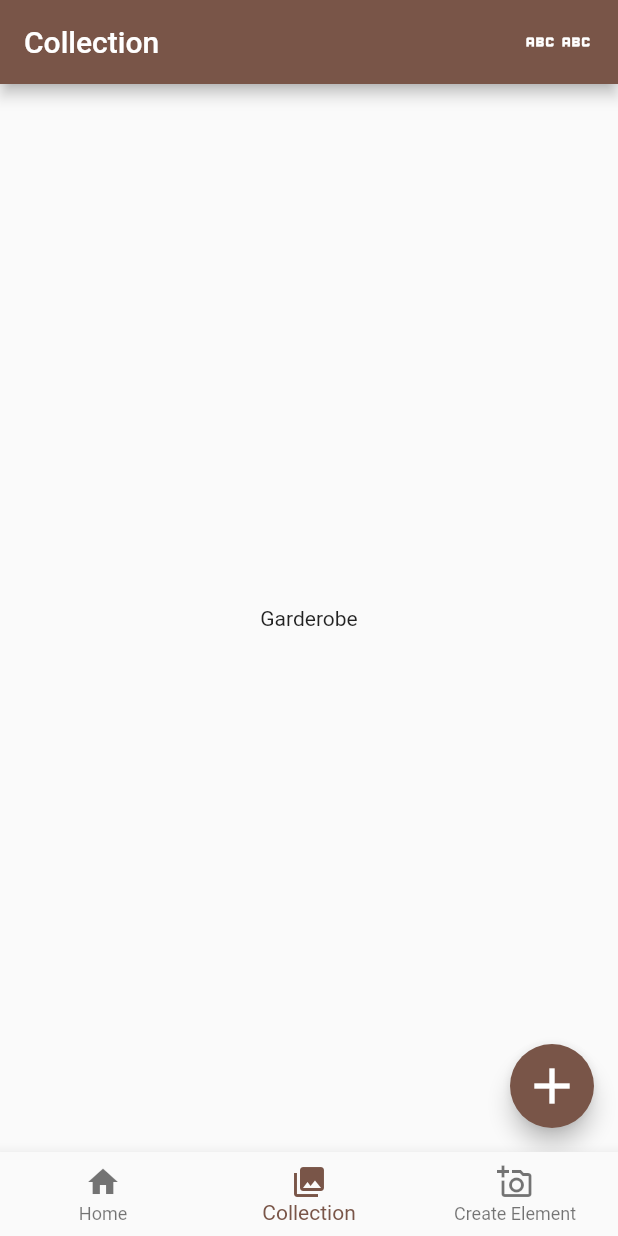
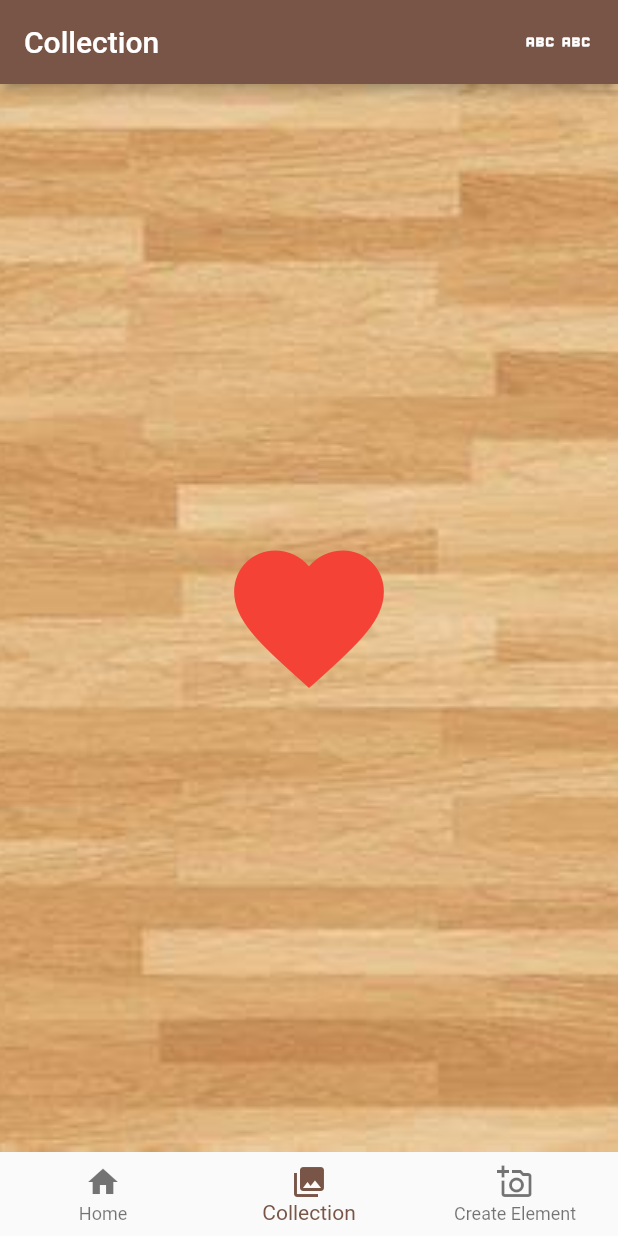
Before and after one commit to KacperCodeCore/flutter_garderobe, a Flutter app: the screen it shows after launch, item 2 of the bottom bar chosen, on a phone screen of 412 x 824 dp. Run offline on Flutter 3.47's test engine with Material 2 defaults, Android fonts, the phone set to English and light mode, and no system bars; our stand-ins replace hive, hive_flutter, image_cropper, image_picker; accounts and stored records are empty.

Commit message:
collection

```diff
--- a/flutter_application/lib/pages/collection/collection_page.dart
+++ b/flutter_application/lib/pages/collection/collection_page.dart
@@ -18,13 +18,23 @@ class CollectionPage extends StatelessWidget {
           ],
         ),
       ),
-      body: Center(child: Text('Garderobe')),
-      floatingActionButton: FloatingActionButton(
-        onPressed: () {},
-        child: Icon(
-          Icons.add,
-          size: 40,
-        ),
+      body: Stack(
+        alignment: Alignment.center,
+        children: [
+          SizedBox(
+            width: MediaQuery.of(context).size.width,
+            height: MediaQuery.of(context).size.height,
+            child: Image.asset(
+              'images/wood.jpg',
+              fit: BoxFit.cover,
+            ),
+          ),
+          Icon(
+            Icons.favorite,
+            size: 120,
+            color: Colors.red,
+          )
+        ],
       ),
     );
   }
```
Also changed, not shown: flutter_application/lib/pages/element_star/save.dart (deleted, +0 -57 lines), flutter_application/images/wood.jpg (added).
